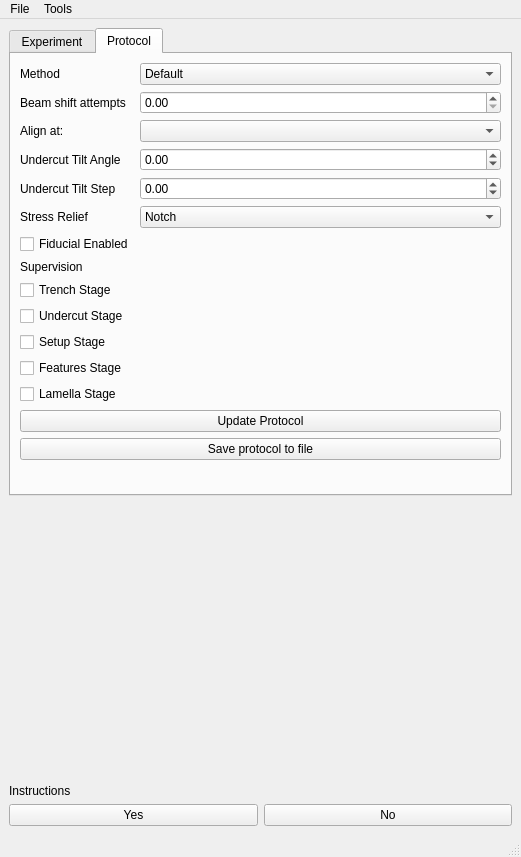
DeMarcoLab/autolamella, file autolamella/ui/qt/AutoLamellaUI.ui: the form before one commit.
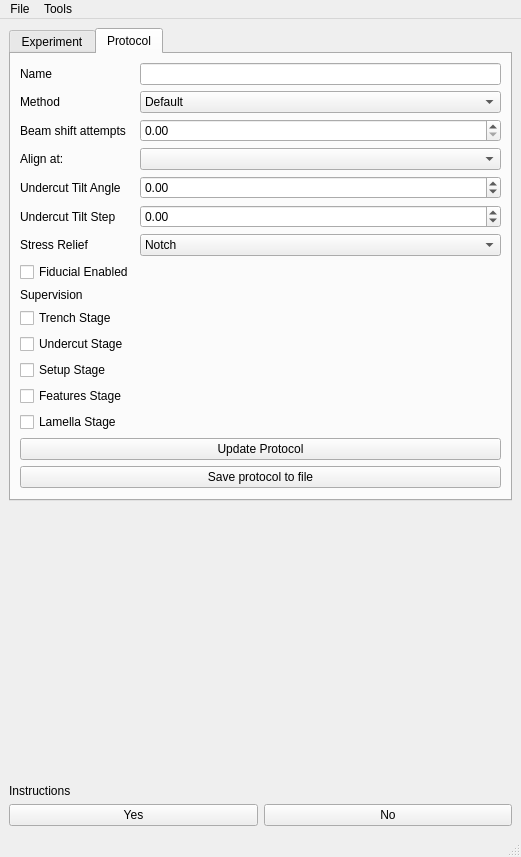
The form after the commit.

Commit message: save file path and name

Patch:
```diff
--- a/autolamella/ui/qt/AutoLamellaUI.ui
+++ b/autolamella/ui/qt/AutoLamellaUI.ui
@@ -259,14 +259,14 @@
         <string>Protocol</string>
        </attribute>
        <layout class="QFormLayout" name="formLayout_2">
-        <item row="0" column="0">
+        <item row="1" column="0">
          <widget class="QLabel" name="label_4">
           <property name="text">
            <string>Method</string>
           </property>
          </widget>
         </item>
-        <item row="0" column="1">
+        <item row="1" column="1">
          <widget class="QComboBox" name="comboBox_method">
           <item>
            <property name="text">
@@ -280,34 +280,34 @@
           </item>
          </widget>
         </item>
-        <item row="1" column="0">
+        <item row="2" column="0">
          <widget class="QLabel" name="beamShiftAttemptsLabel">
           <property name="text">
            <string>Beam shift attempts</string>
           </property>
          </widget>
         </item>
-        <item row="1" column="1">
+        <item row="2" column="1">
          <widget class="QDoubleSpinBox" name="beamshift_attempts"/>
         </item>
-        <item row="2" column="0">
+        <item row="3" column="0">
          <widget class="QLabel" name="label_6">
           <property name="text">
            <string>Align at:</string>
           </property>
          </widget>
         </item>
-        <item row="2" column="1">
+        <item row="3" column="1">
          <widget class="QComboBox" name="comboBox_current_alignment"/>
         </item>
-        <item row="3" column="0">
+        <item row="4" column="0">
          <widget class="QLabel" name="label">
           <property name="text">
            <string>Undercut Tilt Angle</string>
           </property>
          </widget>
         </item>
-        <item row="3" column="1">
+        <item row="4" column="1">
          <widget class="QDoubleSpinBox" name="doubleSpinBox_undercut_tilt">
           <property name="minimum">
            <double>-180.000000000000000</double>
@@ -317,14 +317,14 @@
           </property>
          </widget>
         </item>
-        <item row="4" column="0">
+        <item row="5" column="0">
          <widget class="QLabel" name="label_2">
           <property name="text">
            <string>Undercut Tilt Step</string>
           </property>
          </widget>
         </item>
-        <item row="4" column="1">
+        <item row="5" column="1">
          <widget class="QDoubleSpinBox" name="doubleSpinBox_undercut_step">
           <property name="minimum">
            <double>-180.000000000000000</double>
@@ -334,14 +334,14 @@
           </property>
          </widget>
         </item>
-        <item row="5" column="0">
+        <item row="6" column="0">
          <widget class="QLabel" name="label_3">
           <property name="text">
            <string>Stress Relief</string>
           </property>
          </widget>
         </item>
-        <item row="5" column="1">
+        <item row="6" column="1">
          <widget class="QComboBox" name="comboBox_stress_relief">
           <item>
            <property name="text">
@@ -355,69 +355,79 @@
           </item>
          </widget>
         </item>
-        <item row="7" column="0" colspan="2">
+        <item row="8" column="0" colspan="2">
          <widget class="QLabel" name="label_5">
           <property name="text">
            <string>Supervision</string>
           </property>
          </widget>
         </item>
-        <item row="15" column="0" colspan="2">
+        <item row="16" column="0" colspan="2">
          <widget class="QPushButton" name="pushButton_update_protocol">
           <property name="text">
            <string>Update Protocol</string>
           </property>
          </widget>
         </item>
-        <item row="16" column="0" colspan="2">
+        <item row="17" column="0" colspan="2">
          <widget class="QPushButton" name="export_protocol">
           <property name="text">
            <string>Save protocol to file</string>
           </property>
          </widget>
         </item>
-        <item row="8" column="0">
+        <item row="9" column="0">
          <widget class="QCheckBox" name="checkBox_trench">
           <property name="text">
            <string>Trench Stage</string>
           </property>
          </widget>
         </item>
-        <item row="9" column="0">
+        <item row="10" column="0">
          <widget class="QCheckBox" name="checkBox_undercut">
           <property name="text">
            <string>Undercut Stage</string>
           </property>
          </widget>
         </item>
-        <item row="10" column="0">
+        <item row="11" column="0">
          <widget class="QCheckBox" name="checkBox_setup">
           <property name="text">
            <string>Setup Stage</string>
           </property>
          </widget>
         </item>
-        <item row="11" column="0">
+        <item row="12" column="0">
          <widget class="QCheckBox" name="checkBox_features">
           <property name="text">
            <string>Features Stage</string>
           </property>
          </widget>
         </item>
-        <item row="12" column="0">
+        <item row="13" column="0">
          <widget class="QCheckBox" name="checkBox_lamella">
           <property name="text">
            <string>Lamella Stage</string>
           </property>
          </widget>
         </item>
-        <item row="6" column="0">
+        <item row="7" column="0">
          <widget class="QCheckBox" name="checkBox_fiducial">
           <property name="text">
            <string>Fiducial Enabled</string>
           </property>
          </widget>
         </item>
+        <item row="0" column="0">
+         <widget class="QLabel" name="label_7">
+          <property name="text">
+           <string>Name</string>
+          </property>
+         </widget>
+        </item>
+        <item row="0" column="1">
+         <widget class="QLineEdit" name="lineEdit_name"/>
+        </item>
        </layout>
       </widget>
      </widget>
```
The commit also changes 2 other files.
